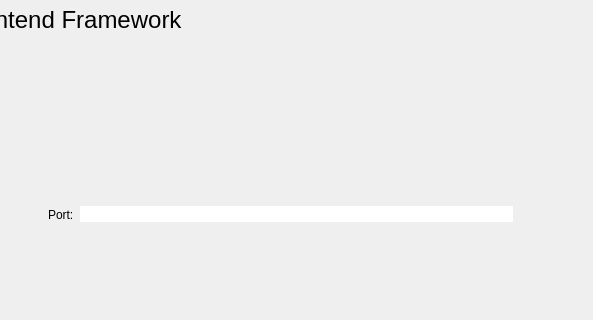
Above: src/components/frontend-assistant/frontendassistant.ui from RapidWebForge/RapidWebForgeApp before the change; both pictures show x 126 to 719 and y 280 to 600 of the 800 by 600 pixel window. Below: the same form after it.
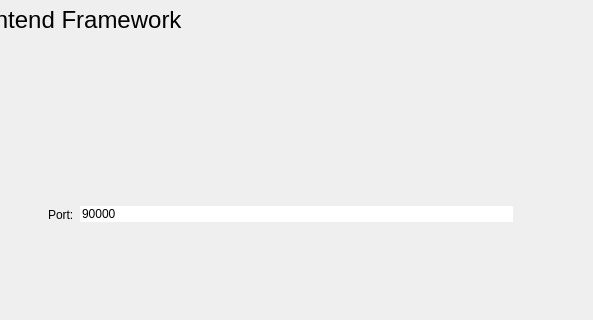
That is the form after the change. Icons and pictures are not drawn.

Diff of the .ui file:
```diff
--- a/src/components/frontend-assistant/frontendassistant.ui
+++ b/src/components/frontend-assistant/frontendassistant.ui
@@ -96,7 +96,11 @@
        </widget>
       </item>
       <item>
-       <widget class="QLineEdit" name="portLineEdit"/>
+       <widget class="QLineEdit" name="portLineEdit">
+        <property name="text">
+         <string>90000</string>
+        </property>
+       </widget>
       </item>
      </layout>
     </widget>
```
